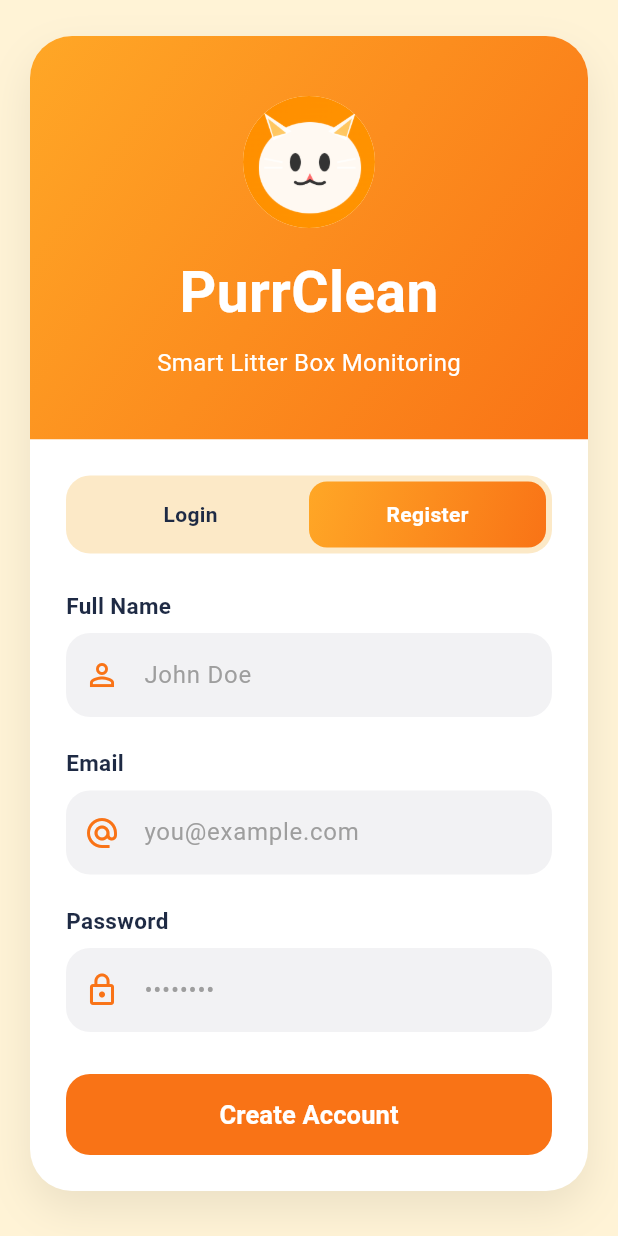
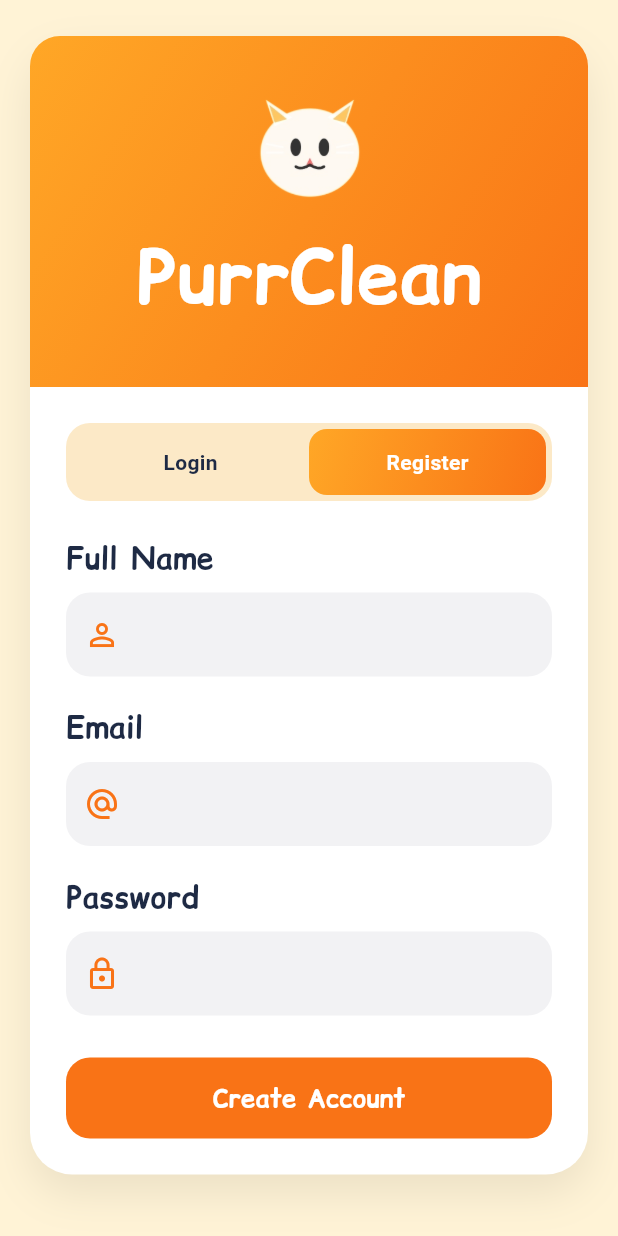
Before and after one commit to H4n4f1/FYP-PurrClean, a Flutter app: the screen it shows after launch, after a tap on "Register", on a phone screen of 412 x 824 dp. Run offline on Flutter 3.47's test engine with Material 3 defaults, Android fonts, the phone set to English and light mode, and no system bars.

Commit message:
font change & logo fix
- added comic relief font
- changed fonts to comic relief
- adjusted heights
- adjusted font size
- removed placeholders

```diff
--- a/lib/screens/auth_screen.dart
+++ b/lib/screens/auth_screen.dart
@@ -129,39 +129,25 @@ class _AuthScreenState extends State<AuthScreen> {
 
   Widget _buildHeader() {
     return ClipRRect(
-      borderRadius: const BorderRadius.vertical(top: Radius.circular(28)),
+      borderRadius: const BorderRadius.vertical(top: Radius.circular(20)),
       child: Container(
         width: double.infinity,
-        padding: const EdgeInsets.symmetric(vertical: 40),
+        padding: const EdgeInsets.symmetric(vertical: 30),
         decoration: const BoxDecoration(gradient: AppColors.primaryGradient),
         child: Stack(
           alignment: Alignment.center,
           children: [
             Column(
               children: [
-                Container(
+                Image.asset(
+                  'assets/images/logo.png',
                   width: 88,
                   height: 88,
-                  decoration: const BoxDecoration(
-                    color: AppColors.headerIconBg,
-                    shape: BoxShape.circle,
-                  ),
-                  child: ClipOval(
-                    child: Image.asset(
-                      'assets/images/logo.png', //logo image
-                      width: 88,
-                      height: 88,
-                      fit: BoxFit.cover,
-                    ),
-                  ),
+                  fit: BoxFit.contain,
                 ),
-                const SizedBox(height: 16),
+                const SizedBox(height: 6),
                 const Text('PurrClean', style: AppTextStyles.appTitle),
                 const SizedBox(height: 8),
-                const Text(
-                  'Smart Litter Box Monitoring',
-                  style: AppTextStyles.appSubtitle,
-                ),
               ],
             ),
           ],
@@ -216,7 +202,7 @@ class _AuthScreenState extends State<AuthScreen> {
         children: [
           CustomTextField(
             label: 'Email',
-            hint: 'you@example.com',
+            hint: '',
             icon: Icons.alternate_email,
             controller: _loginEmailController,
             keyboardType: TextInputType.emailAddress,
@@ -225,7 +211,7 @@ class _AuthScreenState extends State<AuthScreen> {
           ),
           CustomTextField(
             label: 'Password',
-            hint: '••••••••',
+            hint: '',
             icon: Icons.lock_outline,
             controller: _loginPasswordController,
             obscureText: true,
@@ -235,11 +221,6 @@ class _AuthScreenState extends State<AuthScreen> {
           const SizedBox(height: 8),
           _buildSubmitButton('Sign In', _handleLogin),
           const SizedBox(height: 16),
-          const Text(
-            'Demo account: demo@purrclean.com / demo1234',
-            style: AppTextStyles.helperText,
-            textAlign: TextAlign.center,
-          ),
         ],
       ),
     );
@@ -253,7 +234,7 @@ class _AuthScreenState extends State<AuthScreen> {
         children: [
           CustomTextField(
             label: 'Full Name',
-            hint: 'John Doe',
+            hint: '',
             icon: Icons.person_outline,
             controller: _fullNameController,
             validator: (v) =>
@@ -261,7 +242,7 @@ class _AuthScreenState extends State<AuthScreen> {
           ),
           CustomTextField(
             label: 'Email',
-            hint: 'you@example.com',
+            hint: '',
             icon: Icons.alternate_email,
             controller: _registerEmailController,
             keyboardType: TextInputType.emailAddress,
@@ -270,7 +251,7 @@ class _AuthScreenState extends State<AuthScreen> {
           ),
           CustomTextField(
             label: 'Password',
-            hint: '••••••••',
+            hint: '',
             icon: Icons.lock_outline,
             controller: _registerPasswordController,
             obscureText: true,
--- a/lib/theme/app_styles.dart
+++ b/lib/theme/app_styles.dart
@@ -1,9 +1,5 @@
 import 'package:flutter/material.dart';
 
-/// Central place for all colors, text styles, and shared decoration values
-/// used across the PurrClean UI. This is the closest Flutter equivalent to
-/// a CSS stylesheet — pull new colors/styles out here as the app grows,
-/// instead of hardcoding them inside widgets.
 class AppColors {
   AppColors._();
 
@@ -26,20 +22,21 @@ class AppTextStyles {
   AppTextStyles._();
 
   static const appTitle = TextStyle(
-    fontSize: 38,
+    fontFamily: 'ComicRelief',
+    fontSize: 50,
     fontWeight: FontWeight.bold,
     color: Colors.white,
   );
 
-  static const appSubtitle = TextStyle(fontSize: 16, color: Colors.white);
-
-  static const fieldLabel = TextStyle(
-    fontSize: 15,
+  static final fieldLabel = TextStyle(
+    fontFamily: 'ComicRelief',
+    fontSize: 20,
     fontWeight: FontWeight.w600,
     color: AppColors.textDark,
   );
 
   static const buttonLabel = TextStyle(
+    fontFamily: 'ComicRelief',
     fontSize: 17,
     fontWeight: FontWeight.bold,
     color: Colors.white,
```
Also changed, not shown: pubspec.yaml (+9 -0 lines), assets/fonts/ComicRelief-Bold.ttf (added), assets/fonts/ComicRelief-Regular.ttf (added), assets/images/logo.png, pubspec.lock, 3 other files.
